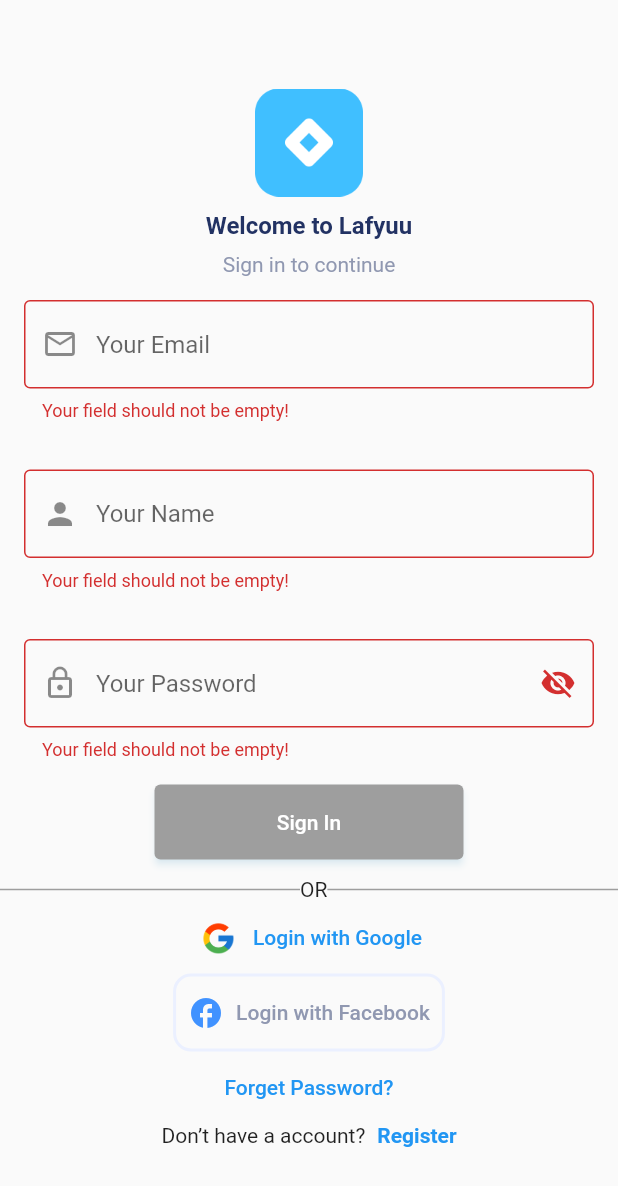
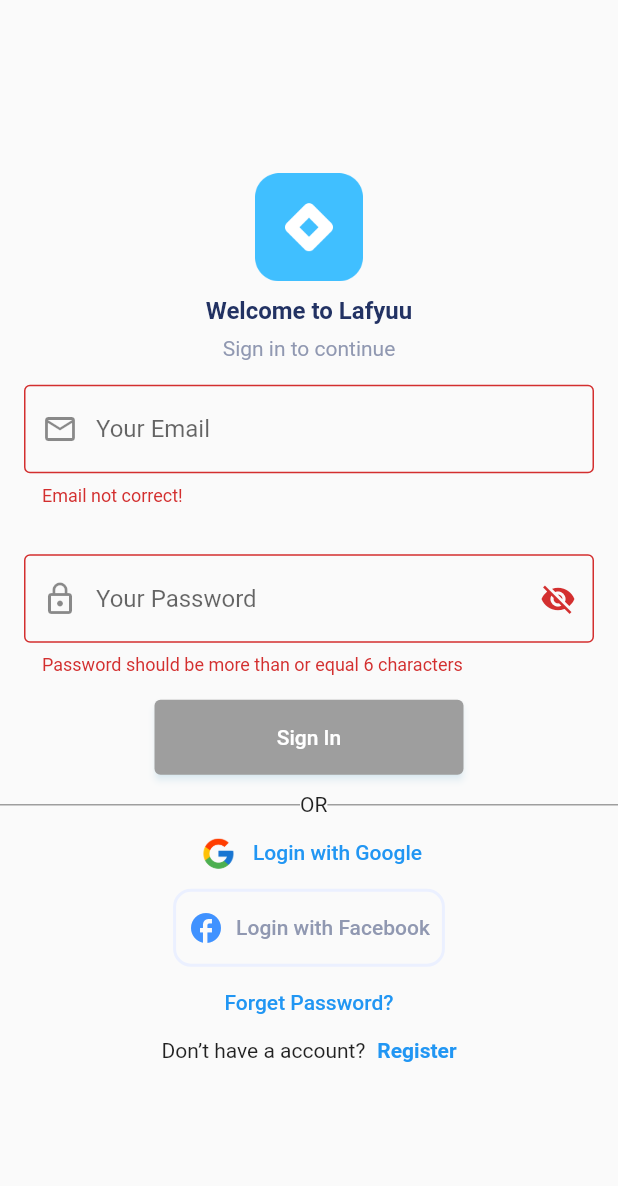
Before and after one commit to Youssefguba/new_project_sat26, a Flutter app: the screen it shows after launch, after a tap on "Sign In", on a phone screen of 412 x 824 dp. Shown: the top 1186 px of the screen. Run offline on Flutter 3.47's test engine with Material 2 defaults, Android fonts, the phone set to English and light mode, and no system bars; our stand-ins replace dio.

Commit message:
Initial Message

```diff
--- a/lib/features/authentication/screens/login_screen.dart
+++ b/lib/features/authentication/screens/login_screen.dart
@@ -16,14 +16,20 @@ class _LoginScreenState extends State<LoginScreen> {
 
   TextEditingController passwordController = TextEditingController();
 
+  TextEditingController emailController = TextEditingController();
+
   GlobalKey<FormState> formKey = GlobalKey<FormState>();
+
+  bool isLoading = false;
 
   @override
   Widget build(BuildContext context) {
     return Scaffold(
       resizeToAvoidBottomInset: false,
       body: SafeArea(
-        child: Form(
+        child: isLoading
+            ? Center(child: CircularProgressIndicator())
+            : Form(
                 key: formKey,
                 child: Column(
                   mainAxisAlignment: MainAxisAlignment.center,
@@ -62,12 +68,15 @@ class _LoginScreenState extends State<LoginScreen> {
                     // text field email
                     CustomTextField(
                       hint: 'Your Email',
+                      controller: emailController,
                       icon: Icons.email_outlined,
-              ),
+                      validation: (text) {
+                        if (!text!.contains('@')) {
+                          return 'Email not correct!';
+                        }
 
-              CustomTextField(
-                hint: 'Your Name',
-                icon: Icons.person,
+                        return null;
+                      },
                     ),
 
                     // text field password
@@ -86,6 +95,13 @@ class _LoginScreenState extends State<LoginScreen> {
                             ? Icon(Icons.visibility_off)
                             : Icon(Icons.visibility),
                       ),
+                      validation: (text) {
+                        if (text!.length < 5) {
+                          return 'Password should be more than or equal 6 characters';
+                        }
+
+                        return null;
+                      },
                     ),
 
                     // sign in button
@@ -94,17 +110,29 @@ class _LoginScreenState extends State<LoginScreen> {
                       width: MediaQuery.of(context).size.width * 0.5,
                       child: ElevatedButton(
                         child: Text('Sign In'),
-                  onPressed: () {
+                        onPressed: () async {
                           bool isFormValid = formKey.currentState!.validate();
 
                           if (isFormValid) {
-                      Navigator.of(context).push(
-                        MaterialPageRoute(
-                          builder: (context) => HomeScreen(),
-                        ),
-                        // (route) => false,
+                            print('BEFORE await');
+                            setState(() {
+                              isLoading = true;
+                            });
+
+                            final Response response = await Dio().post(
+                              'https://student.valuxapps.com/api/login',
+                              data: {
+                                "email": emailController.text,
+                                "password": passwordController.text,
+                              },
                             );
 
+                            setState(() {
+                              isLoading = false;
+                            });
+
+                            print('After await');
+                            print(response);
                           }
                         },
                         style: ElevatedButton.styleFrom(
@@ -216,16 +244,3 @@ class _LoginScreenState extends State<LoginScreen> {
     );
   }
 }
-
-void main() {
-
-  final dio = Dio();
-
-  void getHttp() async {
-    final response = await dio.get('https://dart.dev');
-    print(response);
-  }
-
-  getHttp();
-
-}
--- a/lib/features/authentication/widgets/custom_text_field.dart
+++ b/lib/features/authentication/widgets/custom_text_field.dart
@@ -1,13 +1,14 @@
 import 'package:flutter/material.dart';
+
+typedef Validation = String? Function(String?)?;
 
 class CustomTextField extends StatelessWidget {
   final String hint;
   final IconData icon;
   final bool obscureText;
   final Widget? suffixIcon;
-
   final TextEditingController? controller;
-
+  final Validation validation; // Callback
   const CustomTextField({
     Key? key,
     required this.hint,
@@ -15,23 +16,20 @@ class CustomTextField extends StatelessWidget {
     this.obscureText = false, // default value
     this.suffixIcon,
     this.controller,
+    this.validation,
 
   }) : super(key: key);
 
   @override
   Widget build(BuildContext context) {
+
     return Container(
       margin: EdgeInsets.symmetric(vertical: 16, horizontal: 16),
       // margin: EdgeInsets.only(left: 16, right: 16, top: 10, bottom: 10),
       child: TextFormField(
         controller: controller,
         obscureText: obscureText,
-        validator: (text) {
-          if(text!.isEmpty) {
-            return 'Your field should not be empty!';
-          }
-          return null;
-        },
+        validator: validation,
         decoration: InputDecoration(
           hintText: hint,
           prefixIcon: Icon(icon),
--- a/pubspec.yaml
+++ b/pubspec.yaml
@@ -36,7 +36,7 @@ dependencies:
   # The following adds the Cupertino Icons font to your application.
   # Use with the CupertinoIcons class for iOS style icons.
   cupertino_icons: ^1.0.2
-  dio: ^5.1.2
+  dio: 5.1.2
 
 dev_dependencies:
   flutter_test:
```
Lines whose indentation alone changed are shown as unchanged.
